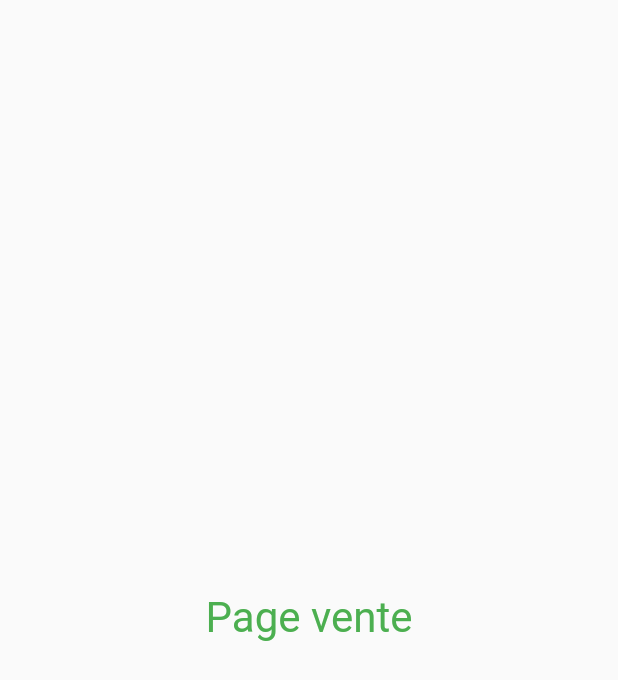
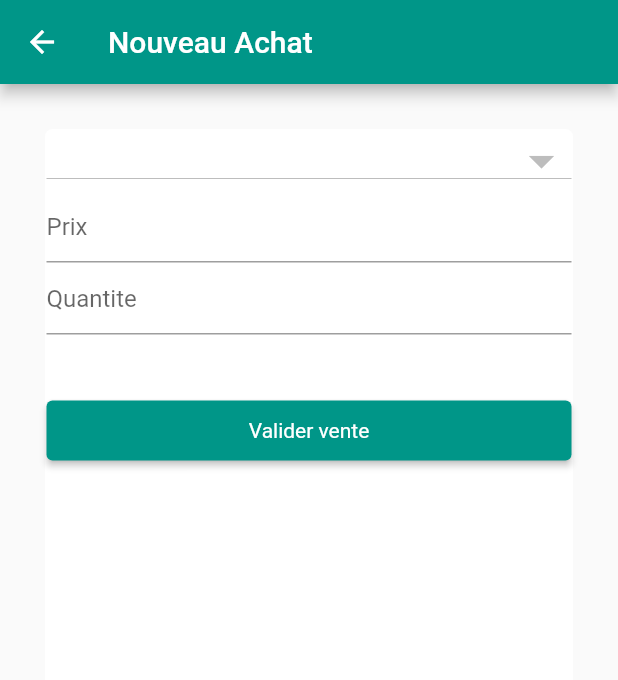
Before and after one commit to Miarison/gestion_produit_halieutique, a Flutter app: the Ventes screen opened directly, on a phone screen of 412 x 824 dp. Shown: the top 680 px of the screen. Run offline on Flutter 3.47's test engine with Material 2 defaults, Android fonts, the phone set to English and light mode, and no system bars; our stand-ins replace equatable, flutter_bloc, sqflite; missing offline and left inert: dart:ffi; accounts and stored records are empty.

Commit message:
creation achat/vente

```diff
--- /dev/null
+++ b/lib/blocs/vente/vente_event.dart
@@ -0,0 +1,21 @@
+import 'package:e_commerce/models/vente.dart';
+import 'package:equatable/equatable.dart';
+
+abstract class VenteEvent extends Equatable{
+
+}
+class OnCreateVente extends VenteEvent{
+       Vente vente;
+
+       OnCreateVente({required this.vente});
+  @override
+  // TODO: implement props
+  List<Object?> get props =>[vente];
+
+}
+class OnFindAllVente extends VenteEvent{
+  @override
+  // TODO: implement props
+  List<Object?> get props => [];
+
+}
--- /dev/null
+++ b/lib/blocs/vente/vente_state.dart
@@ -0,0 +1,28 @@
+import 'package:e_commerce/models/vente.dart';
+import 'package:equatable/equatable.dart';
+
+enum StatusVente{
+     initial,
+     loading,
+     loaded,
+     error
+}
+
+class VenteState extends Equatable{
+      StatusVente status;
+      List<Vente> ventes;
+
+      VenteState({required this.status, required this.ventes});
+
+      VenteState copy({
+        StatusVente? status,
+        List<Vente>? ventes
+      }) => VenteState(
+          status: status?? this.status,
+          ventes: ventes?? this.ventes
+      );
+  @override
+  // TODO: implement props
+  List<Object?> get props => [status,ventes];
+
+}
--- a/lib/dao/PoissonDao.dart
+++ b/lib/dao/PoissonDao.dart
@@ -59,7 +59,7 @@ class PoissonDao{
              id = result[i]['id'].hashCode;
         }
       }else{
-        return throw Exception(" $nom n'existe pas dans la basse donnee ");
+        return throw Exception(" $nom n'existe pas dans la base donnee ");
       }
      return id;
   }
--- a/lib/dao/achat_dao.dart
+++ b/lib/dao/achat_dao.dart
@@ -26,8 +26,6 @@ class AchatDao {
             return achats.copy(id: id);
         }catch(ex){
            throw Exception(ex.toString());
-        }finally{
-           db.close();
         }
     }
 
@@ -52,7 +50,6 @@ class AchatDao {
     }
     Future<List<Achat>> findAllAchats() async{
         final db = await instanceDb.database;
-        // try{
           List result = await db.rawQuery('select*from achat');
           List<Achat> list =  [];
           for(int i = 0; i < result.length; i++ ){
--- a/lib/dao/fournisseur_dao.dart
+++ b/lib/dao/fournisseur_dao.dart
@@ -16,8 +16,6 @@ class FournisseurDao{
 
     }catch(ex) {
       throw Exception(" erreur d insertion ");
-    }finally{
-      db.close();
     }
   }
   Future<List<Fournisseur>> findAllFournisseurs() async {
@@ -27,8 +25,6 @@ class FournisseurDao{
       return result.map((json) => Fournisseur.fromJson(json)).toList();
     }catch(ex){
       throw Exception(' ${ex.toString()},erreur de chargement');
-    }finally{
-      db.close();
     }
   }
   Future<Fournisseur> findById(int id) async {
--- a/lib/db/poisson_database.dart
+++ b/lib/db/poisson_database.dart
@@ -178,6 +178,7 @@ class PoissonDatabase{
   }
   Future close() async {
     final db = await instance.database;
+     _database = null;
     db.close();
   }
 }
--- a/lib/main.dart
+++ b/lib/main.dart
@@ -6,6 +6,8 @@ import 'package:e_commerce/blocs/founisseur/fournisseur_event.dart';
 import 'package:e_commerce/blocs/poisson/poisson_bloc.dart';
 import 'package:e_commerce/blocs/poisson/poisson_event.dart';
 import 'package:e_commerce/blocs/poisson/poisson_state.dart';
+import 'package:e_commerce/blocs/vente/vente_bloc.dart';
+import 'package:e_commerce/blocs/vente/vente_event.dart';
 import 'package:e_commerce/dao/PoissonDao.dart';
 import 'package:e_commerce/dao/fournisseur_dao.dart';
 import 'package:e_commerce/models/achat.dart';
@@ -74,6 +76,9 @@ class MyApp extends StatelessWidget {
             BlocProvider(create: (context) => AchatBloc(
                 achatRepository: AchatRepository()
             )),
+            BlocProvider(create: (context) => VenteBloc(
+
+            )..add(OnFindAllVente())),
         ],
         child: const MaterialApp(
             home: Home(),
--- a/lib/models/vente.dart
+++ b/lib/models/vente.dart
@@ -1,6 +1,9 @@
 final String vente = 'vente';
 
 class VenteFields {
+  static final List<String> colonneVente =[
+    id, id_poisson,prix,quantite,date_vente
+  ];
   static final String id ='_id';
   static final String id_poisson ='id_poisson';
   static final String prix = 'prix';
@@ -8,11 +11,48 @@ class VenteFields {
   static final String date_vente = 'date_vente';
 }
 class Vente {
-  late int id;
+  late int? id;
   late int id_poisson;
   late double prix;
   late double quantite;
-  late DateTime date_vente;
+  late DateTime? date_vente;
 
-  Vente({ required this.id_poisson, required this.prix,required this.quantite, required this.date_vente});
+  Vente({
+    this.id,
+    required this.id_poisson,
+    required this.prix,
+    required this.quantite,
+    this.date_vente
+  });
+
+  Vente copy({
+    int? id,
+    int? idPoisson,
+    double? prix,
+    double? quantite,
+    DateTime? date_vente,
+  }) => Vente(
+     id: id ?? this.id,
+    id_poisson: idPoisson ?? id_poisson,
+    prix: prix ?? this.prix,
+    quantite: quantite ?? this.quantite,
+    date_vente: date_vente ?? this.date_vente,
+
+  );
+  static Vente fromJson(Map<String,Object?> json) => Vente(
+    id: json[VenteFields.id] as int?,
+    id_poisson: json[VenteFields.id_poisson] as int,
+    prix: json[VenteFields.prix] as double,
+    quantite: json[VenteFields.quantite] as double,
+    date_vente: json[VenteFields.date_vente] as DateTime,
+
+  );
+
+  Map<String,Object?> toJson() => {
+    VenteFields.id: id,
+    VenteFields.id_poisson: id_poisson,
+    VenteFields.prix: prix,
+    VenteFields.quantite: quantite,
+  };
+
 }
--- a/lib/page/home.dart
+++ b/lib/page/home.dart
@@ -40,7 +40,6 @@ class _HomeState extends State<Home> {
                   itemCount: options.length,
                   itemBuilder: (BuildContext context,   int index){
                     return Container(
-                        // alignment: Alignment.topLeft,
                         margin: const EdgeInsets.all(10.0),
                         width: double.infinity,
                         height: 70.0,
--- a/lib/page/ventes.dart
+++ b/lib/page/ventes.dart
@@ -1,21 +1,145 @@
+import 'package:e_commerce/blocs/vente/vente_bloc.dart';
+import 'package:e_commerce/blocs/vente/vente_event.dart';
+import 'package:e_commerce/models/poisson.dart';
+import 'package:e_commerce/models/vente.dart';
+import 'package:e_commerce/services/repository.dart';
 import 'package:flutter/material.dart';
+import 'package:flutter_bloc/flutter_bloc.dart';
 
-class Ventes extends StatelessWidget {
+class Ventes extends StatefulWidget {
   const Ventes({Key? key}) : super(key: key);
 
   @override
+  State<Ventes> createState() => _VentesState();
+}
+
+class _VentesState extends State<Ventes> {
+
+  final _poissonRepository = Repository();
+
+  final prixController = TextEditingController();
+
+  final quantiteController = TextEditingController();
+
+  int idPoisson = 0;
+
+  List<String> nomPoisson = [];
+
+  String dropdownValue = 'Makoba';
+
+  @override
+  void initState() {
+    _poissonRepository.fetchAllPoissons().then((value) => setState((){
+      for(Poisson p in value){
+        nomPoisson.add(p.nom);
+      }
+    }));
+    super.initState();
+  }
+
+  @override
   Widget build(BuildContext context) {
+    VenteBloc venteBloc = BlocProvider.of<VenteBloc>(context);
     return Scaffold(
-          body: Center(
-             child: Text(
-                 'Page vente',
-               style: TextStyle(
-                 color: Colors.green,
-                 fontWeight: FontWeight.normal,
-                 fontSize: 28.0,
-               ),
-             ),
+        appBar: AppBar(
+          title: const Text('Nouveau Achat'),
+          backgroundColor: Colors.teal,
+        ),
+        body: Container(
+          // color: Colors.red,
+          margin: const EdgeInsets.only(top: 30,left: 30,right: 30,bottom: 30),
+          decoration: BoxDecoration(
+            color: Colors.white,
+            border: Border.all(
+                color: Colors.transparent,
+                style: BorderStyle.solid
+            ),
+            borderRadius: BorderRadius.circular(5),
+
           ),
+          child:Column(
+            children: [
+              Expanded(
+                child:ListView(
+                  children: [
+
+                    SizedBox(
+                      width: 350,
+                      child: DropdownButton<String>(
+                        isExpanded: true,
+                        value: dropdownValue,
+                        elevation: 24,
+                        iconSize: 40,
+                        onChanged: (String? newValue) {
+                          setState((){
+                            dropdownValue = newValue!;
+                            _poissonRepository.getIdByNom(newValue).then(
+                                    (value) => idPoisson = value
+                            );
+                          });
+                        },
+                        items: nomPoisson.map<DropdownMenuItem<String>>((String data) =>
+                            DropdownMenuItem(
+                                child: Text(data),
+                                value: data
+                            )).toList(),
+                      ),
+                    ),
+                    TextField(
+                      controller: prixController,
+                      keyboardType: TextInputType.number,
+
+                      decoration: const InputDecoration(
+                        hintText: 'Prix',
+                      ),
+                    ),
+                    TextField(
+                      keyboardType: TextInputType.number,
+                      controller: quantiteController,
+                      decoration: const InputDecoration(
+                          hintText:  'Quantite',
+                          hintStyle: TextStyle(
+                          )
+                      ),
+                    ),
+                    const SizedBox(
+                        height: 40
+                    ),
+                    ElevatedButton(
+                        style: ElevatedButton.styleFrom(
+                            minimumSize: const Size(355, 40),
+                            primary: Colors.teal,
+                            // shape:StadiumBorder(),
+                            textStyle: const TextStyle(
+                              fontStyle: FontStyle.normal,
+                              // fontSize: 0.5,
+                            )
+                        ),
+                        onPressed:(){
+                          venteBloc.add(OnCreateVente(vente: Vente(
+                            id_poisson: idPoisson,
+                            prix: double.tryParse(prixController.text)!,
+                            quantite: double.tryParse(quantiteController.text)!,
+                          )));
+                          print('idPoissson $idPoisson');
+                          Navigator.push(
+                              context,
+                              MaterialPageRoute(
+                                builder: (context) => widget,
+                              )
+                          );
+                        }, child: const Text('Valider vente',
+                      style: TextStyle(
+                        color: Colors.white,
+                      ),
+                    ))
+                  ],
+                ),
+              ),
+            ],
+            // keyboardType: TextInputType.number,
+          ),
+        )
     );
   }
 }
--- a/lib/services/fournisseur_repository.dart
+++ b/lib/services/fournisseur_repository.dart
@@ -16,4 +16,8 @@ class FournisseurRepository {
           return  fournisseur;
     }
 
+    Future<int> findIdByName(String name) async{
+         var idFournisseur = await _fournisseurDao.getIdByNom(name);
+         return idFournisseur;
+    }
 }
--- /dev/null
+++ b/lib/services/vente_repository.dart
@@ -0,0 +1,14 @@
+import 'package:e_commerce/dao/vente_dao.dart';
+import 'package:e_commerce/models/vente.dart';
+
+class VenteRepository {
+    final venteDao = VenteDao();
+
+    Future<void> save(Vente vente) async {
+          await venteDao.createVente(vente);
+    }
+    Future <List<Vente>> getAllVente() async {
+        List<Vente>  liste = await venteDao.findAllVente();
+        return liste ;
+    }
+}
```
Also changed, not shown: lib/blocs/vente/vente_bloc.dart (added, +37 -0 lines), lib/dao/vente_dao.dart (added, +32 -0 lines), lib/page/ajout_achat.dart (+99 -73 lines).
